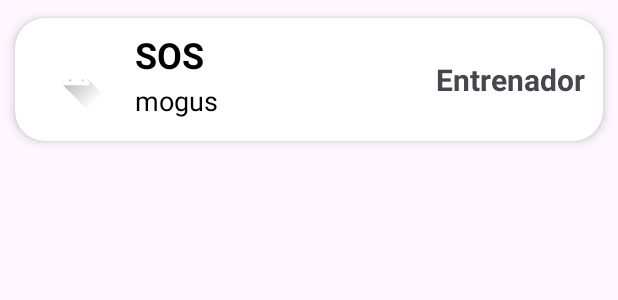
After one commit to MaicolFlorez/T-Mate, an Android app: the layout list_teams.xml on its own in the app's theme, with its tools: preview values and no code run, on a phone screen of 412 x 824 dp. The commit adds this screen. Shown: the top 300 px of the screen. Run offline under Robolectric (Android 15) with nearby library versions, the phone set to English and light mode, and no system bars.

Commit message:
Avance Maicol Florez 2

```diff
--- a/app/src/main/java/com/mflorezddelgado/t_mate/Login_Activity.java
+++ b/app/src/main/java/com/mflorezddelgado/t_mate/Login_Activity.java
@@ -20,7 +20,7 @@ public class Login_Activity extends AppCompatActivity {
         Login.setOnClickListener(new View.OnClickListener() {
             @Override
             public void onClick(View view) {
-                Intent intent = new Intent(Login_Activity.this, TeamsViewPlayer.class);
+                Intent intent = new Intent(Login_Activity.this, TeamViewCoach.class);
                 startActivity(intent);
             }
         });
--- a/app/src/main/res/layout/activity_team_view_coach.xml
+++ b/app/src/main/res/layout/activity_team_view_coach.xml
@@ -47,7 +47,7 @@
             android:orientation="horizontal">
 
             <Button
-                android:id="@+id/button"
+                android:id="@+id/btn_crear"
                 android:layout_width="wrap_content"
                 android:layout_height="wrap_content"
                 android:layout_marginHorizontal="15dp"
@@ -55,7 +55,7 @@
                 android:text="Button" />
 
             <Button
-                android:id="@+id/button2"
+                android:id="@+id/btn_unirse"
                 android:layout_width="wrap_content"
                 android:layout_height="wrap_content"
                 android:layout_marginHorizontal="15dp"
--- a/app/src/main/res/layout/activity_teams_player_view.xml
+++ b/app/src/main/res/layout/activity_teams_player_view.xml
@@ -41,7 +41,7 @@
         app:layout_constraintStart_toStartOf="parent">
 
         <ImageButton
-            android:id="@+id/imageButton2"
+            android:id="@+id/imgbtn_unirse"
             android:layout_width="75dp"
             android:layout_height="75dp"
             android:layout_gravity="center"
--- /dev/null
+++ b/app/src/main/res/layout/list_teams.xml
@@ -0,0 +1,78 @@
+<?xml version="1.0" encoding="utf-8"?>
+<androidx.cardview.widget.CardView xmlns:android="http://schemas.android.com/apk/res/android"
+    xmlns:app="http://schemas.android.com/apk/res-auto"
+    android:id="@+id/lt"
+    android:layout_width="match_parent"
+    android:layout_height="wrap_content"
+    android:animateLayoutChanges="true"
+    app:cardCornerRadius="20dp"
+    app:cardElevation="4dp"
+    app:cardUseCompatPadding="true">
+
+    <LinearLayout
+        android:layout_width="match_parent"
+        android:layout_height="wrap_content"
+        android:animateLayoutChanges="true"
+        android:orientation="vertical">
+        <RelativeLayout
+            android:layout_width="match_parent"
+            android:layout_height="wrap_content"
+            android:orientation="horizontal"
+            android:padding="6dp">
+            <ImageView
+                android:id="@+id/IconImageView"
+                android:layout_width="70dp"
+                android:layout_height="70dp"
+                android:layout_alignParentStart="true"
+                android:layout_centerVertical="true"
+                android:layout_gravity="center"
+                android:paddingLeft="14dp"
+                android:paddingRight="14dp"
+                app:srcCompat = "@drawable/ic_launcher_foreground"
+                android:layout_alignParentLeft="true"/>
+            <LinearLayout
+                android:id="@+id/linearLayout"
+                android:layout_width="wrap_content"
+                android:layout_height="wrap_content"
+                android:layout_alignParentTop="true"
+                android:layout_marginStart="4dp"
+                android:layout_marginTop="2dp"
+                android:layout_toEndOf="@+id/IconImageView"
+                android:orientation="vertical"
+                android:layout_marginLeft="4dp"
+                android:layout_toRightOf="@+id/IconImageView">
+
+                <TextView
+                    android:id="@+id/nameTeam"
+                    android:layout_width="match_parent"
+                    android:layout_height="wrap_content"
+                    android:layout_marginBottom="2dp"
+                    android:text="SOS"
+                    android:textColor="@color/black"
+                    android:textSize="24sp"
+                    android:textStyle="bold"/>
+
+                <TextView
+                    android:id="@+id/descTeam"
+                    android:layout_width="match_parent"
+                    android:layout_height="wrap_content"
+                    android:text="mogus"
+                    android:textColor="@color/black"
+                    android:textSize="18sp"/>
+            </LinearLayout>
+            <TextView
+                android:id="@+id/memberTeam"
+                android:layout_width="wrap_content"
+                android:layout_height="wrap_content"
+                android:layout_centerVertical="true"
+                android:layout_marginEnd="6dp"
+                android:layout_marginRight="6dp"
+                android:text="Entrenador"
+                android:textSize="20sp"
+                android:textStyle="bold"
+                android:layout_alignParentRight="true"
+                android:layout_alignParentEnd="true"/>
+        </RelativeLayout>
+    </LinearLayout>
+
+</androidx.cardview.widget.CardView>
```
Also changed, not shown: app/src/main/java/com/mflorezddelgado/t_mate/ListAdapter.java (added, +63 -0 lines), app/src/main/java/com/mflorezddelgado/t_mate/ListElement.java (added, +47 -0 lines), app/src/main/java/com/mflorezddelgado/t_mate/TeamViewCoach.java (+28 -0 lines), app/src/main/java/com/mflorezddelgado/t_mate/TeamsViewPlayer.java (+22 -0 lines), app/src/main/res/layout/popup_layout_crear.xml (added, +32 -0 lines), app/src/main/res/layout/popup_layout_unirse.xml (added, +33 -0 lines).
